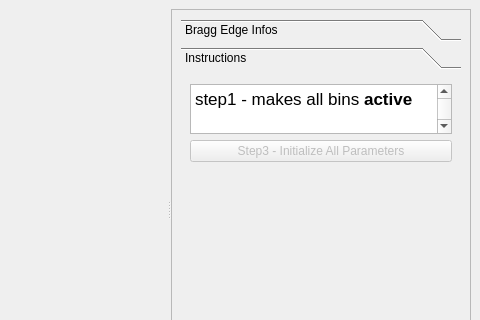
Above: designer/ui_fittingWindow.ui from ornlneutronimaging/iBeatles before the change; both pictures show x 738 to 1218 and y 0 to 320 of the 1218 by 773 pixel window. Below: the same form after it.
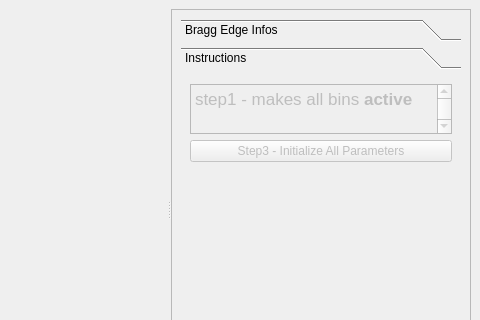
That is the form after the change.

```diff
--- a/designer/ui_fittingWindow.ui
+++ b/designer/ui_fittingWindow.ui
@@ -292,6 +292,9 @@
             <layout class="QVBoxLayout" name="verticalLayout_6">
              <item>
               <widget class="QTextEdit" name="step1_step2_instructions_label">
+               <property name="enabled">
+                <bool>false</bool>
+               </property>
                <property name="minimumSize">
                 <size>
                  <width>0</width>
```
